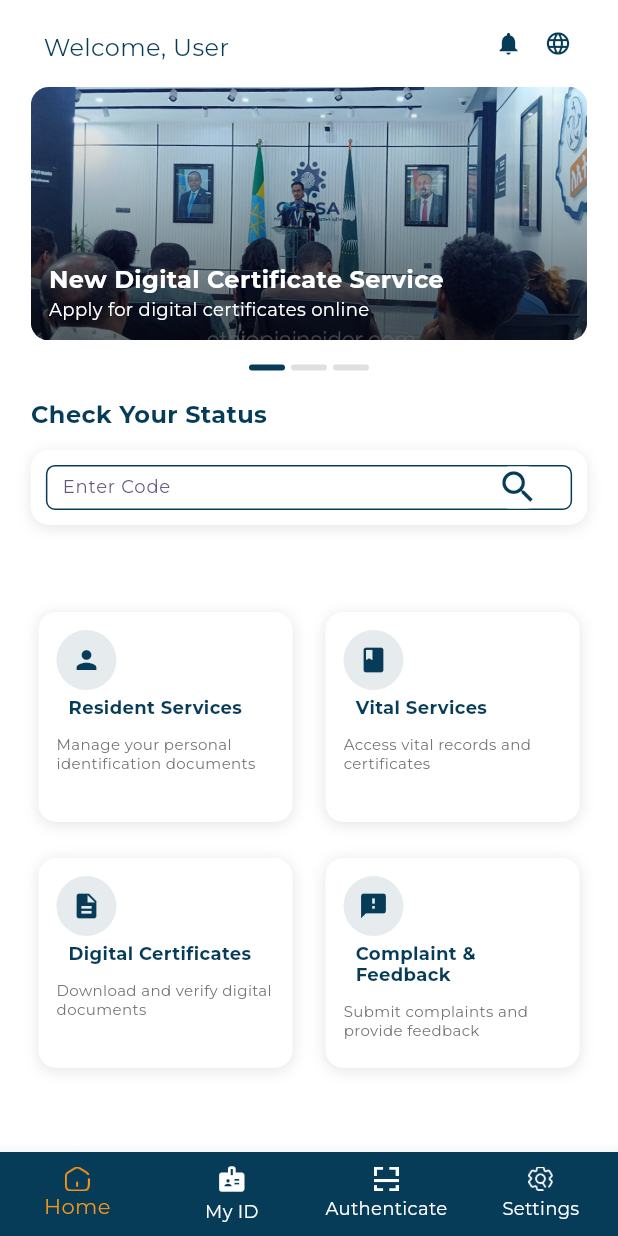
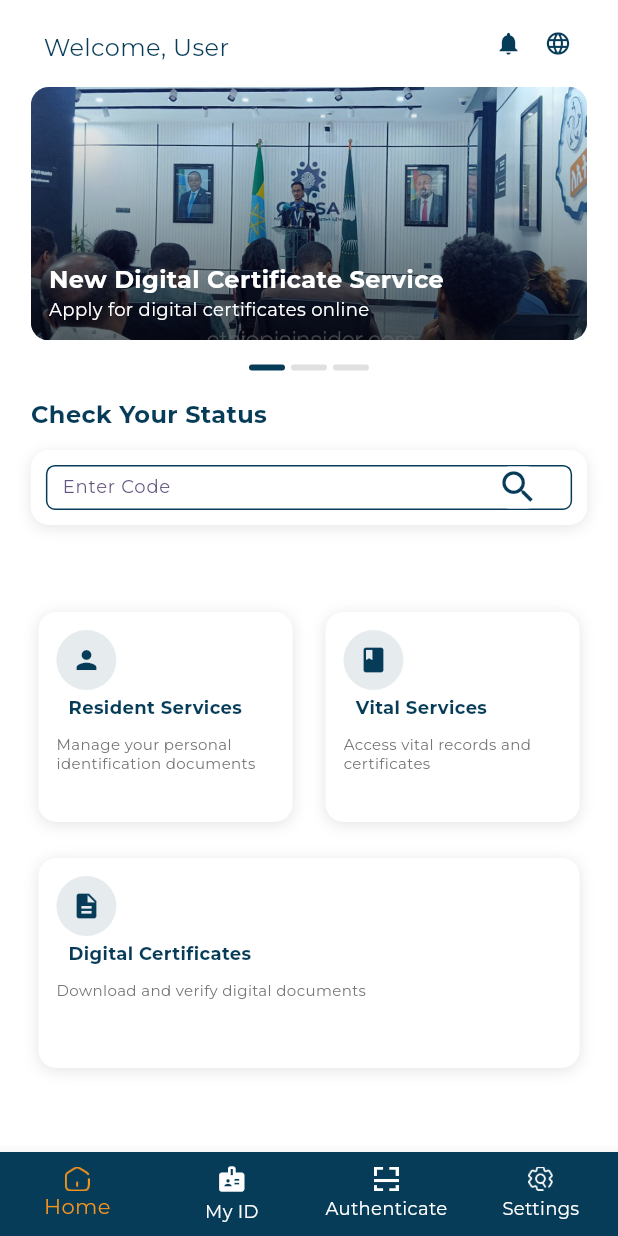
Before and after one commit to YeshakMG/Cvrs_mobile_app, a Flutter app: the HomeView screen opened by its route, on a phone screen of 412 x 824 dp. Run offline on Flutter 3.47's test engine with Material 3 defaults, Android fonts, the phone set to English and light mode, and no system bars; drawn by our look-alikes of carousel_slider; our stand-ins replace dio, get, hugeicons, image_picker, permission_handler, share_plus and 2 more; missing offline and left inert: jose, mobile_scanner, pdfx; accounts and stored records are empty; statements that could not run were skipped.

Commit message:
Comment out Complaint & Feedback section from service categories

```diff
--- a/lib/app/modules/home/views/home_view.dart
+++ b/lib/app/modules/home/views/home_view.dart
@@ -253,12 +253,12 @@ class HomeView extends GetView<HomeController> {
         'description': 'Download and verify digital documents',
         'onTap': () => controller.selectServiceCategory(2),
       },
-      {
-        'icon': Icons.feedback,
-        'title': 'Complaint & Feedback',
-        'description': 'Submit complaints and provide feedback',
-        'onTap': () => controller.selectServiceCategory(3),
-      },
+      // {
+      //   'icon': Icons.feedback,
+      //   'title': 'Complaint & Feedback',
+      //   'description': 'Submit complaints and provide feedback',
+      //   'onTap': () => controller.selectServiceCategory(3),
+      // },
     ];
 
     if (!isMobile) {
@@ -322,15 +322,6 @@ class HomeView extends GetView<HomeController> {
                 services[2]['title'] as String,
                 services[2]['description'] as String,
                 services[2]['onTap'] as VoidCallback,
-                isMobile,
-                isTablet,
-              )),
-              SizedBox(width: spacing),
-              Expanded(child: _serviceCard(
-                services[3]['icon'] as IconData,
-                services[3]['title'] as String,
-                services[3]['description'] as String,
-                services[3]['onTap'] as VoidCallback,
                 isMobile,
                 isTablet,
               )),
```
